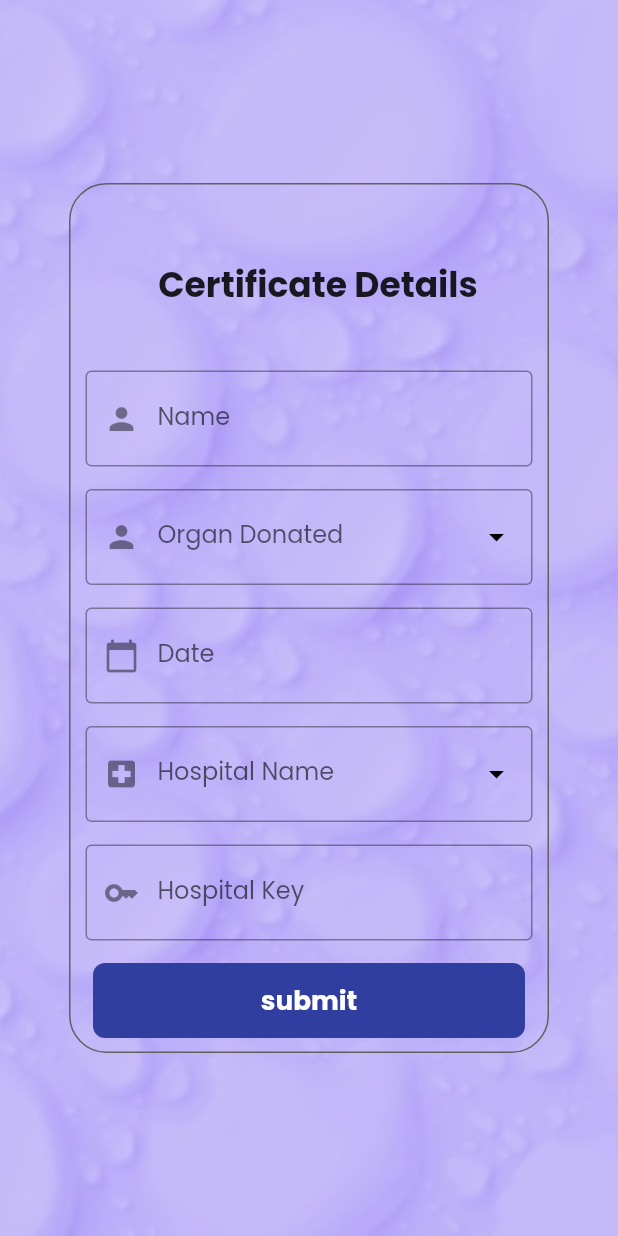
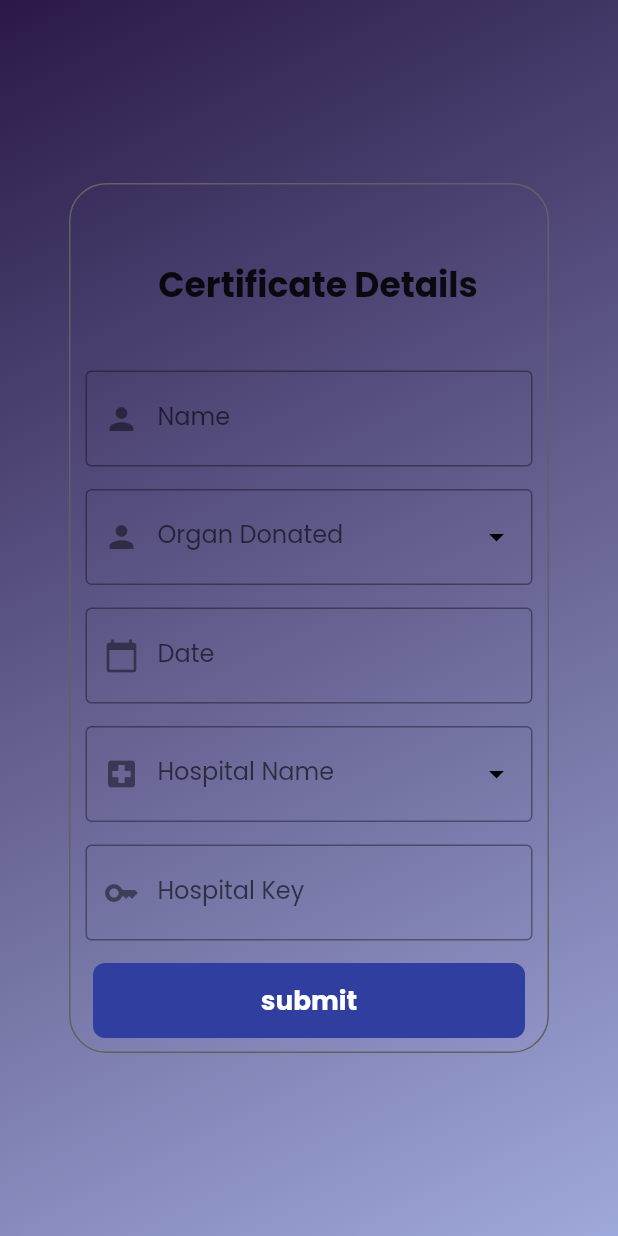
Before and after one commit to Surajpatra700/OrganBridge, a Flutter app: the CertificateGenerate screen opened directly, on a phone screen of 412 x 824 dp. Run offline on Flutter 3.47's test engine with Material 2 defaults, Android fonts, the light colour scheme and no system bars; our stand-ins replace animated_text_kit, firebase_auth, firebase_core, firebase_database, fluttertoast, google_fonts and 3 more; missing offline and left inert: razorpay_flutter; accounts and stored records are empty.

Commit message:
fifth commit

```diff
--- a/lib/actions/form_field_mine.dart
+++ b/lib/actions/form_field_mine.dart
@@ -1,4 +1,3 @@
-
 import 'package:flutter/material.dart';
 
 class FormFieldMine extends StatelessWidget {
--- a/lib/actions/splashservices.dart
+++ b/lib/actions/splashservices.dart
@@ -20,12 +20,12 @@ class SplashServices {
   void display(BuildContext context) {
     if(user == null){
       Timer(
-        const Duration(seconds: 5),
+        const Duration(seconds: 6),
         () => Navigator.push(
             context, MaterialPageRoute(builder: (context) => SignUpScreen())));
     }else{
       Timer(
-        const Duration(seconds: 5),
+        const Duration(seconds: 6),
         () => Navigator.push(
             context, MaterialPageRoute(builder: (context) => HomePage())));
   }
--- a/lib/forms/certificate_generate.dart
+++ b/lib/forms/certificate_generate.dart
@@ -30,8 +30,15 @@ class _CertificateGenerateState extends State<CertificateGenerate> {
     return Scaffold(
       body: Container(
         decoration: BoxDecoration(
-          image: DecorationImage(
-              image: AssetImage("assets/images/back.jpg"), fit: BoxFit.cover),
+          gradient: LinearGradient(
+            begin: Alignment.topLeft,
+            end: Alignment.bottomRight,
+            colors: [
+            Color.fromARGB(255, 42, 25, 71),
+            Colors.indigo.shade200,
+          ])
+          // image: DecorationImage(
+          //     image: AssetImage("assets/images/back.jpg"), fit: BoxFit.cover),
         ),
         child: Center(
           child: Container(
```
